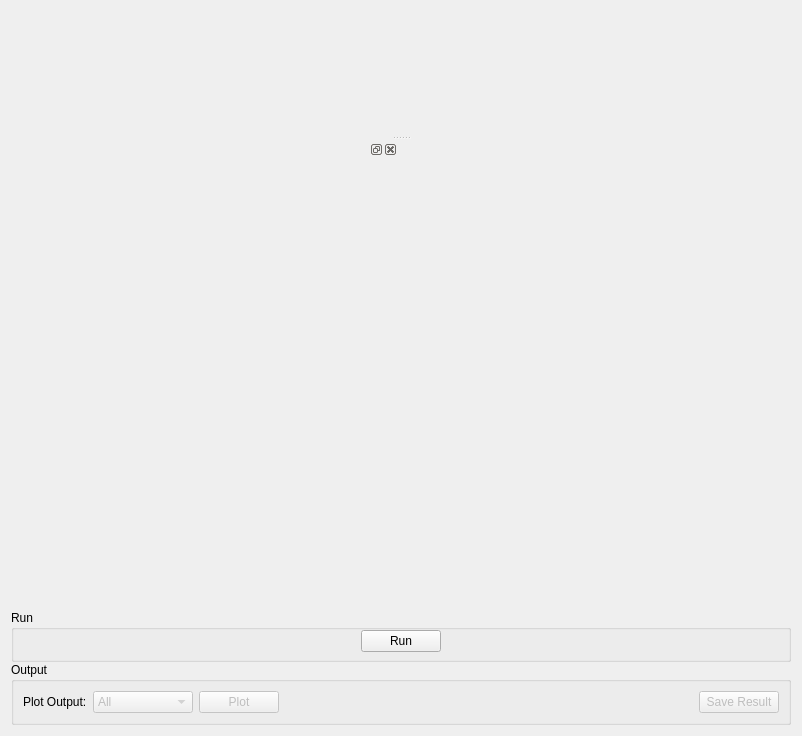
Qt form qt/scientific_interfaces/Indirect/MSDFit.ui (mantidproject/mantid) before a commit.
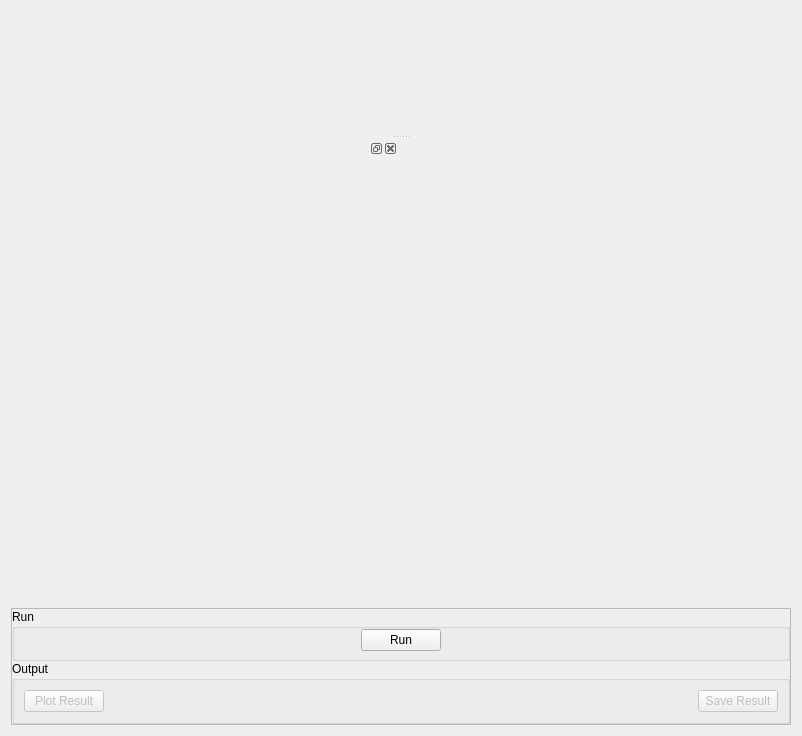
The same form after that commit. Custom widgets are drawn as their Qt base class.

```diff
--- a/qt/scientific_interfaces/Indirect/MSDFit.ui
+++ b/qt/scientific_interfaces/Indirect/MSDFit.ui
@@ -42,6 +42,12 @@
        </item>
        <item>
         <widget class="QFrame" name="frame">
+         <property name="frameShape">
+          <enum>QFrame::StyledPanel</enum>
+         </property>
+         <property name="frameShadow">
+          <enum>QFrame::Raised</enum>
+         </property>
          <layout class="QVBoxLayout" name="verticalLayout_3">
           <property name="spacing">
            <number>0</number>
@@ -115,44 +121,13 @@
              <string>Output</string>
             </property>
             <layout class="QHBoxLayout" name="horizontalLayout_8">
-             <item>
-              <widget class="QLabel" name="label">
-               <property name="text">
-                <string>Plot Output:</string>
-               </property>
-              </widget>
-             </item>
-             <item>
-              <widget class="QComboBox" name="cbPlotType">
-               <property name="enabled">
-                <bool>false</bool>
-               </property>
-               <property name="minimumSize">
-                <size>
-                 <width>100</width>
-                 <height>0</height>
-                </size>
-               </property>
-               <property name="maximumSize">
-                <size>
-                 <width>100</width>
-                 <height>16777215</height>
-                </size>
-               </property>
-               <item>
-                <property name="text">
-                 <string>All</string>
-                </property>
-               </item>
-              </widget>
-             </item>
              <item>
               <widget class="QPushButton" name="pbPlot">
                <property name="enabled">
                 <bool>false</bool>
                </property>
                <property name="text">
-                <string>Plot</string>
+                <string>Plot Result</string>
                </property>
                <property name="checked">
                 <bool>false</bool>
```
